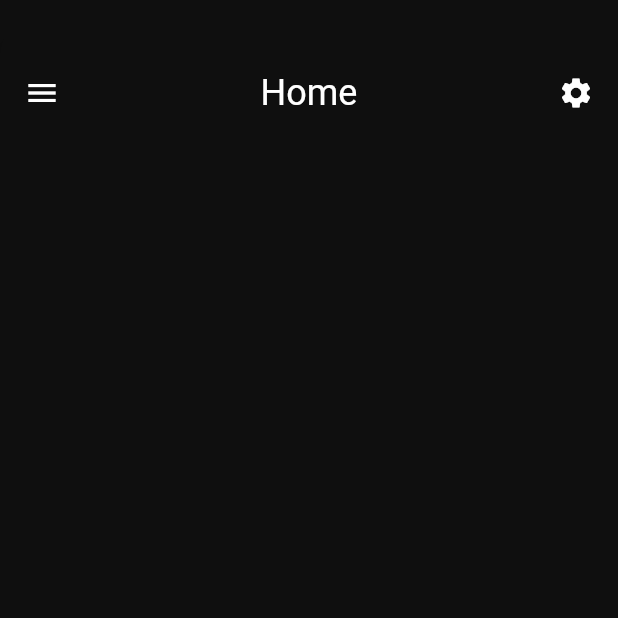
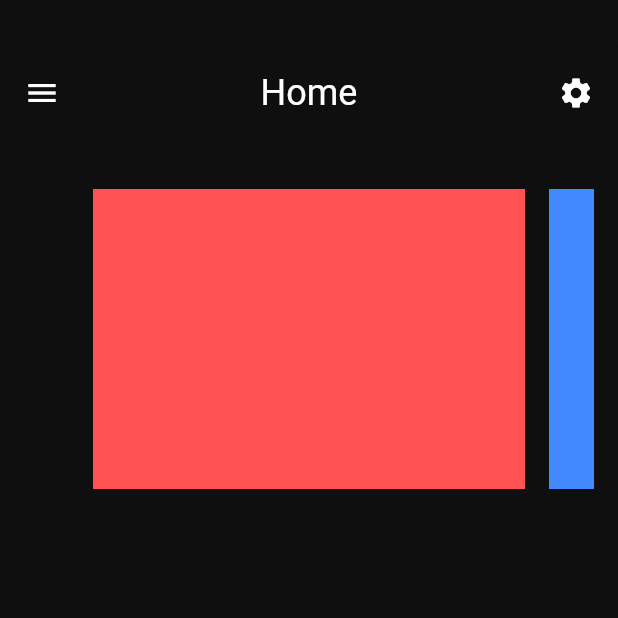
Before and after one commit to c-Bruno/LordFit, a Flutter app: the MenuDashboardPage screen opened by its route, on a phone screen of 412 x 824 dp, the top half of it. Run offline on Flutter 3.47's test engine with Material 2 defaults, Android fonts, the phone set to English and light mode, and no system bars; our stand-ins replace carousel_pro; missing offline and left inert: animated_splash; network calls fail; Roboto replaces fonts that are missing (Calibre-Semibold).

Commit message:
commit bruno 29/09

```diff
--- a/lib/home.dart
+++ b/lib/home.dart
@@ -106,18 +106,9 @@ class _MenuDashboardPageState extends State<MenuDashboardPage> with SingleTicker
                          Navigator.pushNamed(context, '/training');
                         }
                       ),
-
-                  /*Text("Dashboard", style: TextStyle(color: Colors.white, fontSize: 22)),
-                  SizedBox(height: 10),
-                  Text("Messages", style: TextStyle(color: Colors.white, fontSize: 22)),
-                  SizedBox(height: 10),
-                  Text("Utility Bills", style: TextStyle(color: Colors.white, fontSize: 22)),
-                  SizedBox(height: 10),
-                  Text("Funds Transfer", style: TextStyle(color: Colors.white, fontSize: 22)),
-                  SizedBox(height: 10),
-                  Text("Branches", style: TextStyle(color: Colors.white, fontSize: 22)),*/
                 ],
               ),
+
             ),
           ),
         ),
@@ -141,15 +132,16 @@ class _MenuDashboardPageState extends State<MenuDashboardPage> with SingleTicker
             child: SingleChildScrollView(
               scrollDirection: Axis.vertical,
               physics: ClampingScrollPhysics(),
+
               child: Container(
                 padding: const EdgeInsets.only(left: 16, right: 16, top: 48),
                 child: Column(
                   crossAxisAlignment: CrossAxisAlignment.start,
                   children: <Widget>[
+
                     Row(
                       mainAxisAlignment: MainAxisAlignment.spaceBetween,
                       mainAxisSize: MainAxisSize.max,
-
 
                       children: [
                         InkWell(
@@ -166,11 +158,33 @@ class _MenuDashboardPageState extends State<MenuDashboardPage> with SingleTicker
                           },
                         ),
                         Text("Home", style: TextStyle(fontSize: 24, color: Colors.white)),
-                        Icon(Icons.settings, color: Colors.white),
+
+
+                        InkWell(
+                        child: Icon(
+                            Icons.settings,
+                            color: Colors.white
+                          ),
+
+                          onTap: () {
+                            setState(() {
+                              if (isCollapsed)
+                                _controller.forward();
+                              else
+                                _controller.reverse();
+
+                              isCollapsed = !isCollapsed;
+                            });
+
+//                            Navigator.pushNamed(context, '/profile');
+                          },
+                        )
                       ],
                     ),
+
+
                     SizedBox(height: 50),
-                    /*Container(
+                    Container(
                       height: 200,
                       child: PageView(
                         controller: PageController(viewportFraction: 0.8),
@@ -194,7 +208,9 @@ class _MenuDashboardPageState extends State<MenuDashboardPage> with SingleTicker
                           ),
                         ],
                       ),
-                    ),*/
+                    ),
+
+
                   ],
                 ),
               ),
--- a/lib/main.dart
+++ b/lib/main.dart
@@ -7,7 +7,7 @@ import './about.dart';
 import 'home.dart';
 import 'login.dart';
 import 'resetpassword.dart';
-
+import 'training.dart';
 
 
 void main() {
--- a/pubspec.yaml
+++ b/pubspec.yaml
@@ -24,7 +24,7 @@ dependencies:
   animated_splash: ^1.0.0
   flutter_mobile_carousel: ^1.0.2
   carousel_slider: ^1.3.1
-
+  fl_chart: ^0.2.2
 
   # The following adds the Cupertino Icons font to your application.
   # Use with the CupertinoIcons class for iOS style icons.
@@ -64,6 +64,7 @@ flutter:
     - assets/images/s2.png
     - assets/images/s3.png
     - assets/images/s4.png
+    - assets/images/s5.jpg
 
 
 
```
Also changed, not shown: lib/contants.dart (added, +11 -0 lines), lib/profile.dart (+103 -4 lines), lib/training.dart (+38 -24 lines), assets/images/s5.jpg (added), pubspec.lock.
